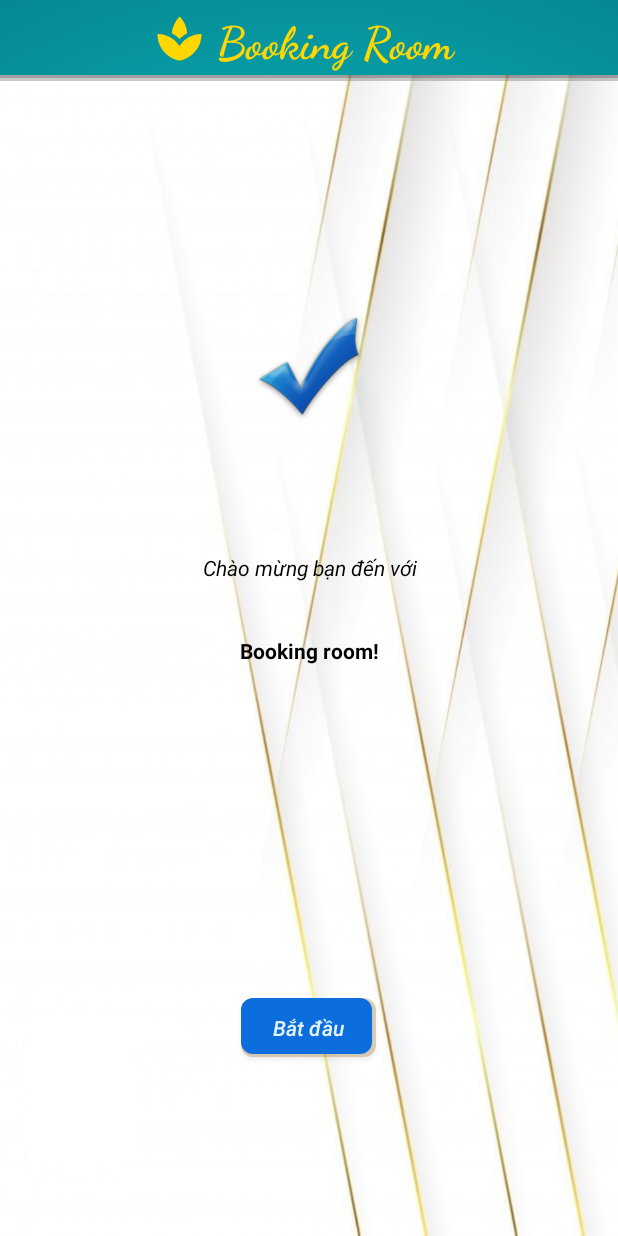
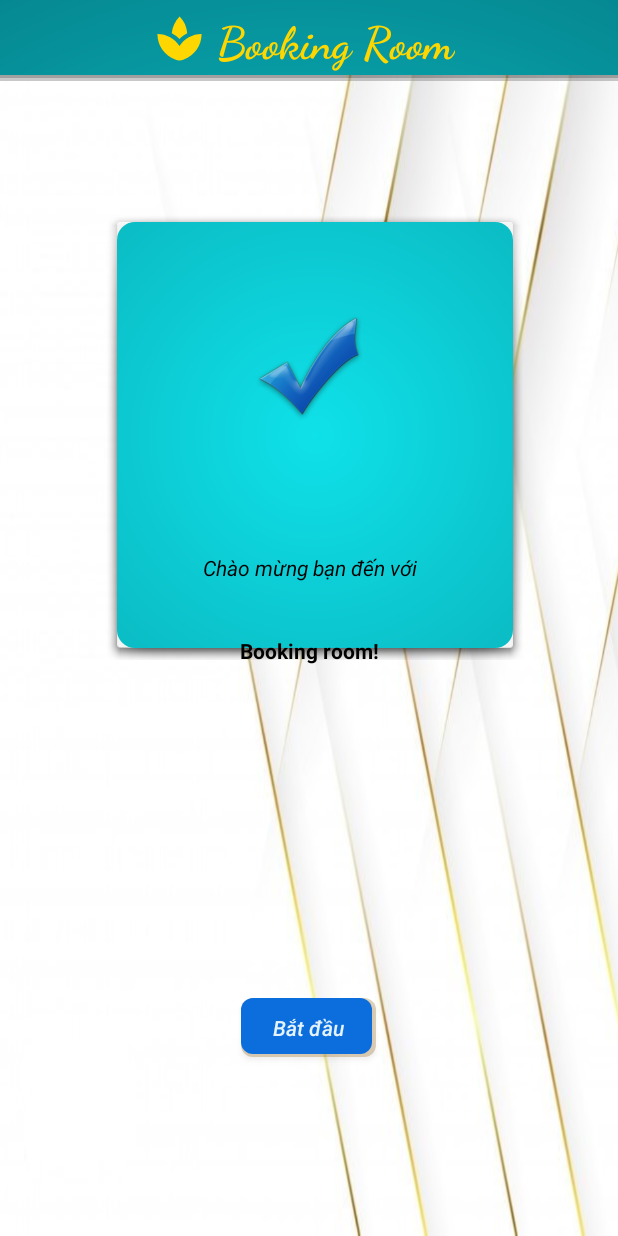
Before and after one commit to kudohdtt/bookingroom-v3, an Android app: the Main3Activity screen opened directly, with no data from a screen before it, on a phone screen of 412 x 824 dp. Run offline under Robolectric (Android 15) with nearby library versions, the phone set to English and light mode, and no system bars.

Commit message:
Update activity_main3.xml

```diff
--- a/MyFirstApp/app/src/main/res/layout/activity_main3.xml
+++ b/MyFirstApp/app/src/main/res/layout/activity_main3.xml
@@ -64,6 +64,19 @@
         android:background="#66131313"
         app:layout_constraintTop_toTopOf="@+id/text" />
 
+
+    <FrameLayout
+        android:id="@+id/frameLayoutCheckin3"
+        android:layout_width="280dp"
+        android:layout_height="300dp"
+        android:layout_marginTop="140dp"
+        android:layout_marginLeft="70dp"
+        android:background="@drawable/backgroundtest2"
+        app:layout_constraintStart_toStartOf="parent"
+        app:layout_constraintTop_toTopOf="parent">
+
+    </FrameLayout>
+
     <TextView
         android:id="@+id/textView6"
         android:layout_width="wrap_content"
@@ -127,6 +140,6 @@
         android:layout_width="wrap_content"
         android:layout_height="wrap_content"
         android:orientation="horizontal"
-        app:layout_constraintGuide_end="583dp" />
+        app:layout_constraintGuide_percent="0.20383038" />
 
 </androidx.constraintlayout.widget.ConstraintLayout>
```
